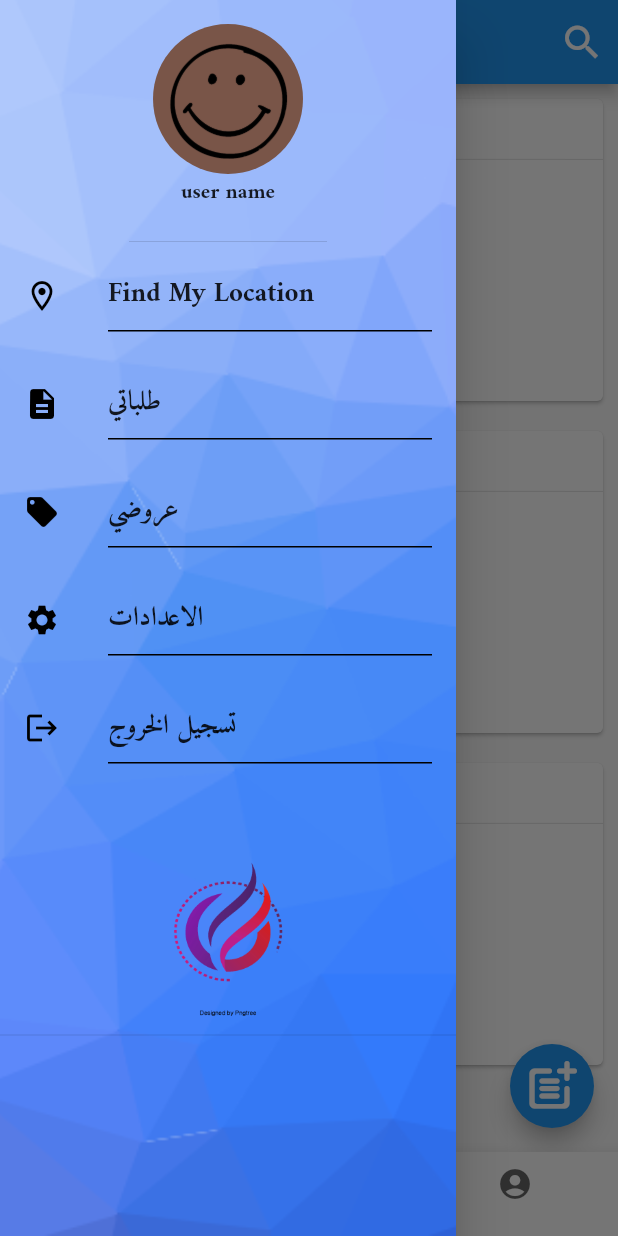
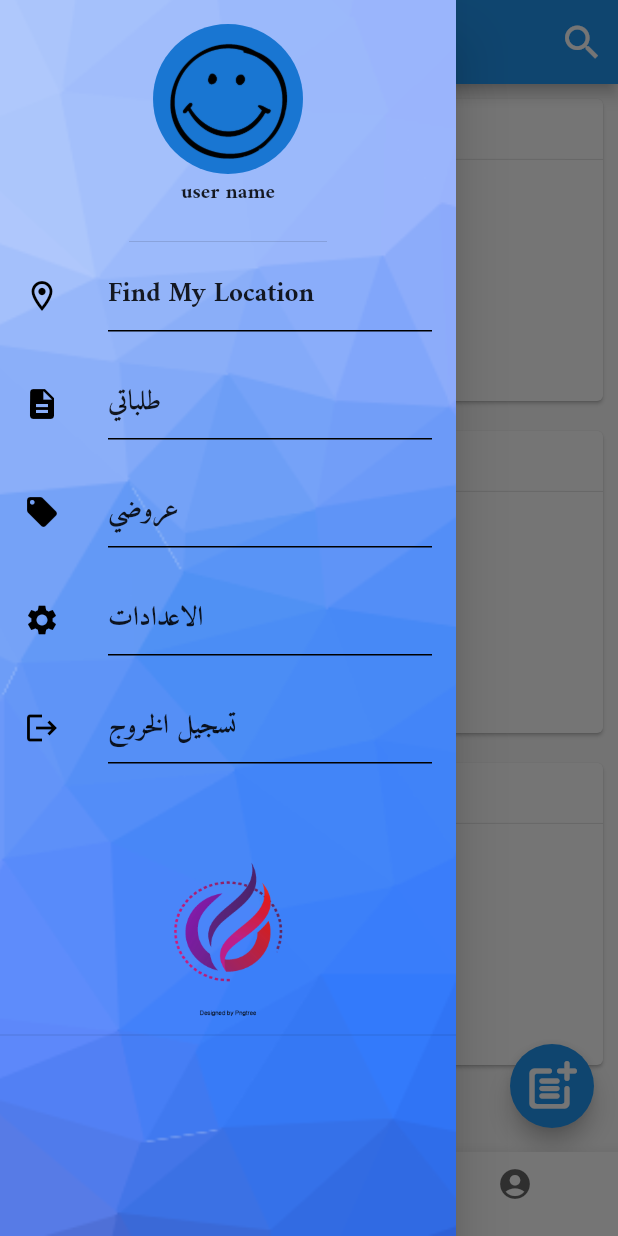
Before and after one commit to aymen-adj/2_cpi_Project, a Flutter app: the Home screen opened by its route, with the side drawer open, on a phone screen of 412 x 824 dp. Run offline on Flutter 3.47's test engine with Material 2 defaults, Android fonts, the phone set to English and light mode, and no system bars; our stand-ins replace firebase_auth, firebase_core, firebase_messaging, shared_preferences; missing offline and left inert: mysql1; accounts and stored records are empty.

```diff
--- a/lib/components/Drawer.dart
+++ b/lib/components/Drawer.dart
@@ -1,11 +1,9 @@
-import 'dart:math';
-
 import 'package:flutter/material.dart';
 import 'package:ii_cpi_project/constantes/Constants.dart';
+import 'package:ii_cpi_project/constantes/Functions.dart';
 import 'package:ii_cpi_project/screens/LogInUsingPhone.dart';
 import 'package:ii_cpi_project/screens/MyDemands.dart';
 import 'package:ii_cpi_project/screens/MyOffers.dart';
-import 'package:ii_cpi_project/screens/Profile_settings.dart';
 
 class MyDrawer extends StatelessWidget {
   @override
@@ -23,17 +21,31 @@ class MyDrawer extends StatelessWidget {
                 child: DrawerHeader(
               child: Column(
                 children: [
-                  CircleAvatar(
-                    child:  thisUser.firstName==null?null:Text(thisUser.firstName.substring(0,2).toUpperCase(),style: TextStyle(
-                      fontWeight: FontWeight.bold,
-                      fontSize: 40,
-                    ),),
-                    backgroundColor: Colors.primaries[Random().nextInt(Colors.primaries.length)],
-                    backgroundImage: thisUser.firstName==null? AssetImage('images/emoji2.png'):null,
-                    radius: 50,
+                  GestureDetector(
+                    onTap: () {
+                      print(thisUser);
+                    },
+                    child: CircleAvatar(
+                      child: thisUser.firstName == null
+                          ? null
+                          : Text(
+                              thisUser.firstName.substring(0, 2).toUpperCase(),
+                              style: TextStyle(
+                                fontWeight: FontWeight.bold,
+                                fontSize: 40,
+                              ),
+                            ),
+                      //backgroundColor: Colors.primaries,
+                      backgroundImage: thisUser.firstName == null
+                          ? AssetImage('images/emoji2.png')
+                          : null,
+                      radius: 50,
+                    ),
                   ),
                   Text(
-                    thisUser.firstName==null ?"user name" : thisUser.firstName,
+                    thisUser.firstName == null
+                        ? "user name"
+                        : thisUser.firstName,
                     style: TextStyle(
                         fontFamily: 'Amiri', fontWeight: FontWeight.bold),
                   )
@@ -47,7 +59,7 @@ class MyDrawer extends StatelessWidget {
             DrawerItem(
               title: 'طلباتي',
               icon: Icons.description,
-              idOfPage:MyDemands.id ,
+              idOfPage: MyDemands.id,
             ),
             DrawerItem(
               title: 'عروضي',
@@ -96,7 +108,10 @@ class DrawerItem extends StatelessWidget {
         icon,
         color: Colors.black,
       ),
-      onTap: () {
+      onTap: () async {
+        if (idOfPage == LogInUsingPhone.id) {
+          await logOut();
+        }
         Navigator.pushNamed(context, idOfPage);
       },
       subtitle: Container(
--- a/lib/main.dart
+++ b/lib/main.dart
@@ -8,6 +8,7 @@ import 'package:ii_cpi_project/screens/MyDemands.dart';
 import 'package:ii_cpi_project/screens/MyOffers.dart';
 import 'package:ii_cpi_project/screens/Profile.dart';
 import 'package:ii_cpi_project/screens/SignUp.dart';
+import 'package:ii_cpi_project/screens/Splash.dart';
 
 void main() async {
   WidgetsFlutterBinding.ensureInitialized();
@@ -16,7 +17,7 @@ void main() async {
     MaterialApp(
       debugShowCheckedModeBanner: false,
       routes: {
-        '/': (context) => LogInUsingPhone(),
+        '/': (context) => Splash(),
         'home': (context) => Home(),
         ProfileScreen.id: (context) => ProfileScreen(),
         CreateOffer.id: (context) => CreateOffer(),
--- a/lib/screens/Splash.dart
+++ b/lib/screens/Splash.dart
@@ -31,9 +31,11 @@ void goToNext(BuildContext context) async {
   await Future.delayed(Duration(seconds: 5));
   SharedPreferences prefs = await SharedPreferences.getInstance();
   Widget t;
-  if ((prefs.getBool('new') ?? true)) {
+  if ((prefs.getBool('isNew') ?? true)) {
+    print("first time to in the app");
     t = Welcom();
   } else if (!(prefs.getBool('logIn') ?? false)) {
+    print("he is not logged in yet");
     t = LogInUsingPhone();
   } else {
     t = Home();
--- a/lib/screens/Welcom.dart
+++ b/lib/screens/Welcom.dart
@@ -1,5 +1,6 @@
 import 'package:flutter/cupertino.dart';
 import 'package:flutter/material.dart';
+import 'package:ii_cpi_project/constantes/Constants.dart';
 import 'package:ii_cpi_project/screens/LogInUsingPhone.dart';
 import 'package:shared_preferences/shared_preferences.dart';
 
@@ -11,7 +12,8 @@ class Welcom extends StatelessWidget {
         backgroundColor: Colors.red,
         onPressed: () async {
           SharedPreferences prefs = await SharedPreferences.getInstance();
-          await prefs.setBool('new', false);
+          await prefs.setBool('isNew', false);
+          print(thisUser);
           Navigator.of(context)
               .push(MaterialPageRoute(builder: (builder) => LogInUsingPhone()));
         },
```
Also changed, not shown: lib/Connections/Functions.dart (+8 -8 lines), lib/components/Post.dart (+28 -18 lines), lib/constantes/Functions.dart (+6 -1 lines), lib/models/user.dart (+24 -7 lines), lib/screens/SignUp.dart (+6 -3 lines).
